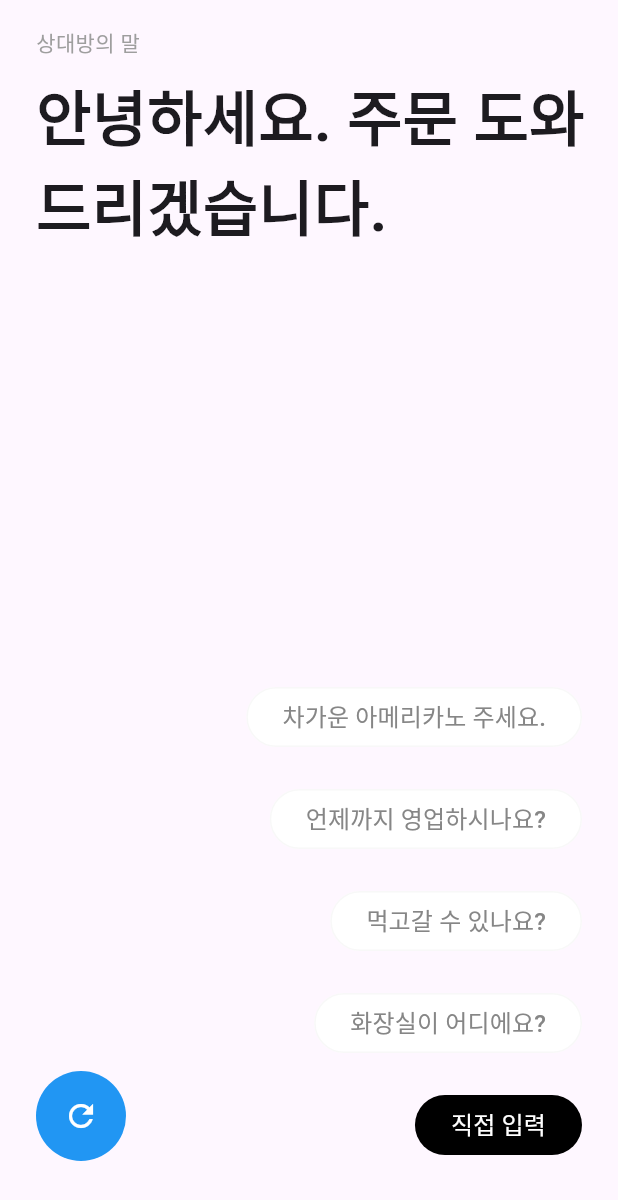
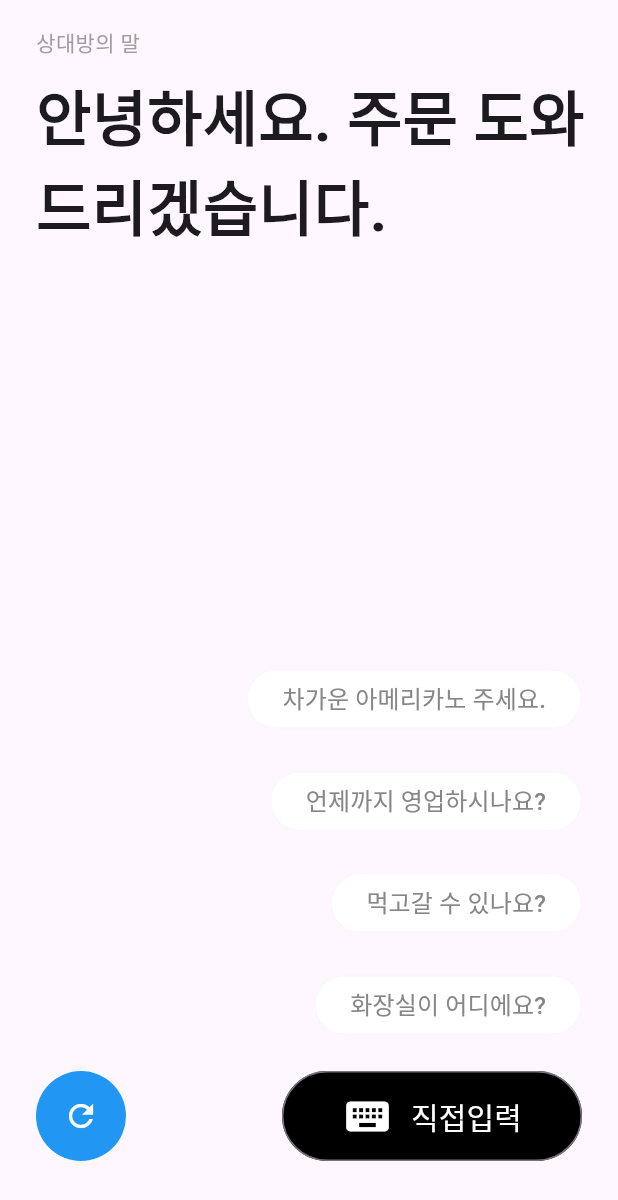
Before and after one commit to Pillar-Bridge/bridge-flutter, a Flutter app: the SelectAnswerScreen screen opened by its route, on a phone screen of 412 x 824 dp. Shown: the top 1200 px of the screen. Run offline on Flutter 3.47's test engine with Material 3 defaults, Android fonts, the phone set to English and light mode, and no system bars; Roboto replaces fonts that are missing (Pretendard); project files that could hold a hidden picture were left out.

Commit message:
Update button imports and add TextToggleButton

```diff
--- a/lib/ui/screens/common_widget_test_screen.dart
+++ b/lib/ui/screens/common_widget_test_screen.dart
@@ -1,6 +1,6 @@
 import 'package:bridge_flutter/ui/widgets/buttons/button_basic_icon.dart';
 import 'package:bridge_flutter/ui/widgets/buttons/button_toggle_icon.dart';
-import 'package:bridge_flutter/ui/widgets/buttons/button_select.dart';
+import 'package:bridge_flutter/ui/widgets/buttons/button_toggle_text.dart';
 import 'package:bridge_flutter/ui/widgets/buttons/button_toggle_icon.dart';
 import 'package:bridge_flutter/ui/widgets/buttons/button_word_replacement.dart';
 import 'package:flutter/material.dart';
@@ -34,7 +34,7 @@ class CommonWidgetScreen extends StatelessWidget {
               children: <Widget>[
                 Padding(
                   padding: const EdgeInsets.all(8.0),
-                  child: SelectButton(
+                  child: TextToggleButton(
                     label: '선택형 - 선택 안함',
                     onPressed: () {
                       // 버튼 클릭 시 수행할 작업
@@ -45,7 +45,7 @@ class CommonWidgetScreen extends StatelessWidget {
                 ),
                 Padding(
                   padding: const EdgeInsets.all(8.0),
-                  child: SelectButton(
+                  child: TextToggleButton(
                     label: '선택형 - 선택 함',
                     onPressed: () {
                       // 버튼 클릭 시 수행할 작업
--- a/lib/ui/screens/select_answer_screen.dart
+++ b/lib/ui/screens/select_answer_screen.dart
@@ -1,4 +1,5 @@
-import 'package:bridge_flutter/ui/widgets/buttons/button_select.dart';
+import 'package:bridge_flutter/ui/widgets/buttons/button_basic_icon.dart';
+import 'package:bridge_flutter/ui/widgets/buttons/button_toggle_text.dart';
 import 'package:flutter/material.dart';
 
 class SelectAnswerScreen extends StatefulWidget {
@@ -9,6 +10,43 @@ class SelectAnswerScreen extends StatefulWidget {
 }
 
 class _SelectAnswerScreenState extends State<SelectAnswerScreen> {
+  final _controller = TextEditingController();
+
+  void _openTextInput() {
+    showModalBottomSheet(
+      context: context,
+      builder: (BuildContext context) {
+        return Padding(
+          padding: MediaQuery.of(context).viewInsets,
+          child: Column(
+            mainAxisSize: MainAxisSize.min, // 모달의 크기를 내용에 맞게 조절
+            children: [
+              ListTile(
+                title: TextField(
+                  controller: _controller,
+                  autofocus: true,
+                  decoration: InputDecoration(
+                    labelText: '직접 입력',
+                  ),
+                ),
+              ),
+              ElevatedButton(
+                child: Text('완료'),
+                onPressed: () {
+                  setState(() {
+                    // TextField의 내용을 상태로 설정
+                    // IconBasicButton의 라벨을 업데이트
+                  });
+                  Navigator.pop(context); // 모달 닫기
+                },
+              ),
+            ],
+          ),
+        );
+      },
+    );
+  }
+
   @override
   Widget build(BuildContext context) {
     return Scaffold(
@@ -40,34 +78,36 @@ class _SelectAnswerScreenState extends State<SelectAnswerScreen> {
               child: Column(
                 crossAxisAlignment: CrossAxisAlignment.end,
                 children: <Widget>[
-                  SelectButton(
+                  TextToggleButton(
                     label: '차가운 아메리카노 주세요.',
                     onPressed: () {},
                     isSelected: false,
                   ),
                   SizedBox(height: 20),
-                  SelectButton(
+                  TextToggleButton(
                     label: '언제까지 영업하시나요?',
                     onPressed: () {},
                     isSelected: false,
                   ),
                   SizedBox(height: 20),
-                  SelectButton(
+                  TextToggleButton(
                     label: '먹고갈 수 있나요?',
                     onPressed: () {},
                     isSelected: false,
                   ),
                   SizedBox(height: 20),
-                  SelectButton(
+                  TextToggleButton(
                     label: '화장실이 어디에요?',
                     onPressed: () {},
                     isSelected: false,
                   ),
                   SizedBox(height: 20),
-                  SelectButton(
-                    label: '직접 입력',
-                    onPressed: () {},
-                    isSelected: true,
+                  IconBasicButton(
+                    label: _controller.text.isEmpty ? '직접입력' : _controller.text,
+                    icon: Icons.keyboard,
+                    onPressed: _openTextInput,
+                    color: Colors.white,
+                    backgroundColor: Colors.black,
                   ),
                 ],
               ),
--- a/lib/ui/screens/select_place_screen.dart
+++ b/lib/ui/screens/select_place_screen.dart
@@ -1,5 +1,5 @@
 import 'package:bridge_flutter/ui/widgets/buttons/button_basic.dart';
-import 'package:bridge_flutter/ui/widgets/buttons/button_select.dart';
+import 'package:bridge_flutter/ui/widgets/buttons/button_toggle_text.dart';
 import 'package:flutter/material.dart';
 import 'package:bridge_flutter/ui/screens/voice_recognition_screen.dart';
 
@@ -63,7 +63,7 @@ class _SelectPlaceScreenState extends State<SelectPlaceScreen> {
                   children: labels.asMap().entries.map((entry) {
                     int index = entry.key;
                     String label = entry.value;
-                    return SelectButton(
+                    return TextToggleButton(
                       isSelected: selectedIndex == index,
                       label: label,
                       onPressed: () {
--- a/lib/ui/widgets/buttons/button_select.dart
+++ b/lib/ui/widgets/buttons/button_toggle_text.dart
@@ -1,11 +1,11 @@
 import 'package:flutter/material.dart';
 
-class SelectButton extends StatelessWidget {
+class TextToggleButton extends StatelessWidget {
   final String label;
   final VoidCallback onPressed;
   final bool isSelected; // New parameter
 
-  const SelectButton({
+  const TextToggleButton({
     Key? key,
     required this.label,
     required this.onPressed,
@@ -29,7 +29,6 @@ class SelectButton extends StatelessWidget {
             color: isSelected ? Colors.white : Color(0xFF868686),
             fontSize: 16,
             fontWeight: FontWeight.w500,
-
           ),
         ),
       ),
```
